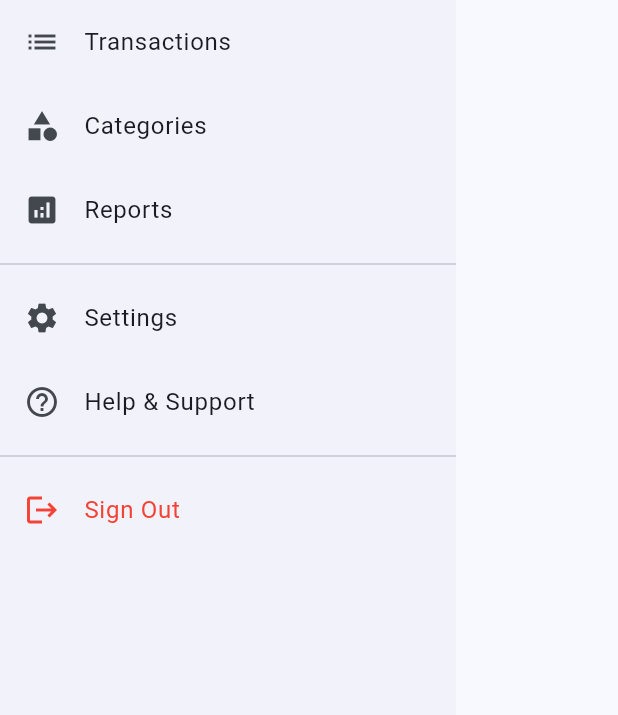
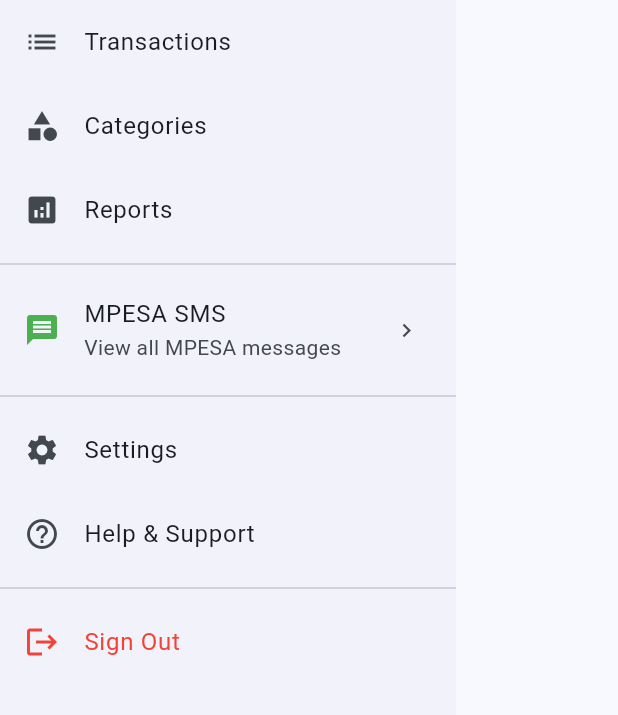
Before and after one commit to Sigilai5/SUPABaseCrud, a Flutter app: the AppDrawer widget shown alone on an empty page, opened directly, on a phone screen of 412 x 824 dp, the part 270-985 px from its top. Run offline on Flutter 3.47's test engine with Material 3 defaults, Android fonts, the phone set to English and light mode, and no system bars; our stand-ins replace geolocator, permission_handler, shared_preferences, supabase_flutter; missing offline and left inert: flutter_sms_inbox, powersync; accounts and stored records are empty; statements that could not run were skipped.

Commit message:
read sms again

```diff
--- a/lib/main.dart
+++ b/lib/main.dart
@@ -1,4 +1,4 @@
-// lib/main.dart - Updated without SMS Messages and Pending MPESA pages
+// lib/main.dart - Updated with MPESA SMS navigation
 import 'package:flutter/material.dart';
 import 'package:logging/logging.dart';
 import 'package:provider/provider.dart';
@@ -11,6 +11,7 @@ import 'widgets/transactions/transaction_list.dart';
 import 'widgets/categories/categories_page.dart';
 import 'widgets/reports/reports_page.dart';
 import 'widgets/settings/settings_page.dart';
+import 'widgets/sms/sms_messages_page.dart';  // ✓ ADDED
 
 // Global navigator key for notification navigation
 final GlobalKey<NavigatorState> navigatorKey = GlobalKey<NavigatorState>();
@@ -259,6 +260,24 @@ class AppDrawer extends StatelessWidget {
 
             const Divider(),
 
+            // ✓ ADDED THIS - MPESA SMS Button
+            ListTile(
+              leading: const Icon(Icons.message, color: Colors.green),
+              title: const Text('MPESA SMS'),
+              subtitle: const Text('View all MPESA messages'),
+              trailing: const Icon(Icons.chevron_right, size: 18),
+              onTap: () {
+                Navigator.pop(context);
+                Navigator.of(context).push(
+                  MaterialPageRoute(
+                    builder: (context) => const SmsMessagesPage(),
+                  ),
+                );
+              },
+            ),
+
+            const Divider(),
+
             ListTile(
               leading: const Icon(Icons.settings),
               title: const Text('Settings'),
@@ -366,7 +385,8 @@ class AppDrawer extends StatelessWidget {
                 '• Real-time sync across devices\n'
                 '• Detailed spending reports\n'
                 '• Category management\n'
-                '• Offline support'),
+                '• Offline support\n'
+                '• View all MPESA SMS messages'),
               SizedBox(height: 16),
               Text(
                 'Need more help?',
```
